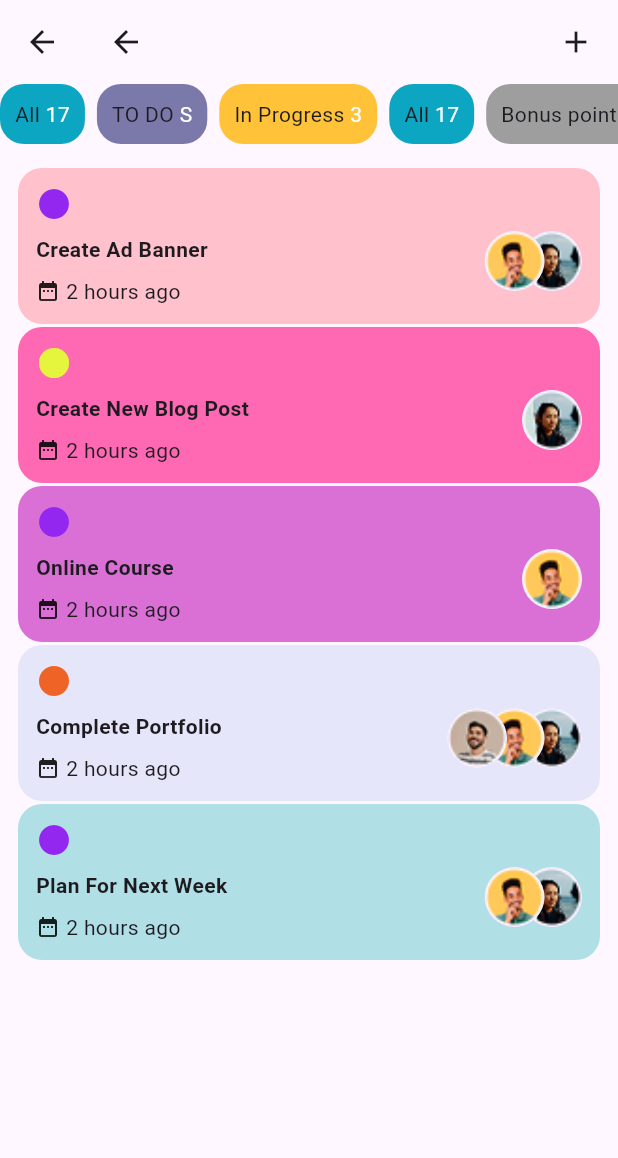
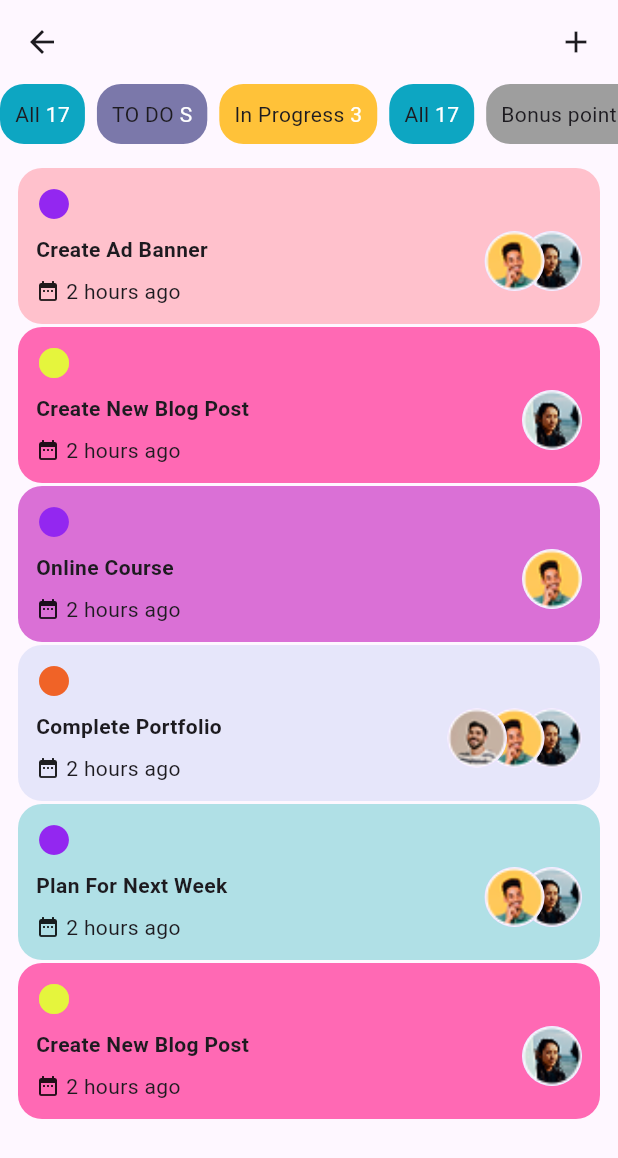
Before and after one commit to AzaKhaled/Task-Managment-APP, a Flutter app: the ScreanThree screen opened directly, on a phone screen of 412 x 824 dp. Shown: the top 1158 px of the screen. Run offline on Flutter 3.47's test engine with Material 3 defaults, Android fonts, the phone set to English and light mode, and no system bars.

Commit message:
first commit

```diff
--- a/lib/main.dart
+++ b/lib/main.dart
@@ -14,10 +14,9 @@ class MyWidget extends StatelessWidget {
   Widget build(BuildContext context) {
     return MaterialApp(
       debugShowCheckedModeBanner: false,
-      home:
-          // ScreanThree(),
-          //ScreanTwo(),
-       ScreanOne(),
+      home: ScreanThree(),
+      // ScreanTwo(),
+      //  ScreanOne(),
     );
   }
 }
--- a/lib/pag3.dart
+++ b/lib/pag3.dart
@@ -142,7 +142,6 @@ class ScreanThree extends StatelessWidget {
                     ),
                   ),
 
-                  // جهة اليمين: الصور تحت
                   SizedBox(
                     width: 100,
                     height: 50,
@@ -421,6 +420,63 @@ class ScreanThree extends StatelessWidget {
                 ],
               ),
             ),
+            SizedBox(height: 2),
+            Container(
+              padding: EdgeInsets.all(12),
+              margin: EdgeInsets.symmetric(horizontal: 12),
+              decoration: BoxDecoration(
+                color: Color(0xFFFF69B4),
+                borderRadius: BorderRadius.circular(16),
+              ),
+              child: Row(
+                crossAxisAlignment: CrossAxisAlignment.end,
+                mainAxisAlignment: MainAxisAlignment.spaceBetween,
+                children: [
+                  Expanded(
+                    child: Column(
+                      crossAxisAlignment: CrossAxisAlignment.start,
+                      children: [
+                        Icon(
+                          Icons.circle,
+                          color: Color.fromARGB(255, 229, 245, 61),
+                        ),
+                        SizedBox(height: 8),
+                        Text(
+                          'Create New Blog Post',
+                          style: TextStyle(fontWeight: FontWeight.bold),
+                        ),
+                        SizedBox(height: 8),
+                        Row(
+                          children: [
+                            Icon(Icons.date_range, size: 16),
+                            SizedBox(width: 4),
+                            Text('2 hours ago'),
+                          ],
+                        ),
+                      ],
+                    ),
+                  ),
+
+                  SizedBox(
+                    width: 100,
+                    height: 50,
+                    child: Stack(
+                      children: [
+                        Positioned(
+                          right: 0,
+                          child: CircleAvatar(
+                            radius: 20,
+                            backgroundImage: AssetImage(
+                              'assets/images/Ellipse 260.png',
+                            ),
+                          ),
+                        ),
+                      ],
+                    ),
+                  ),
+                ],
+              ),
+            ),
           ],
         ),
       ),
```
Also changed, not shown: assets/images/photo_5785371203580578752_y.jpg (added), assets/images/photo_5785371203580578753_y.jpg (added), assets/images/photo_5785371203580578754_y.jpg (added), 1 other file.
